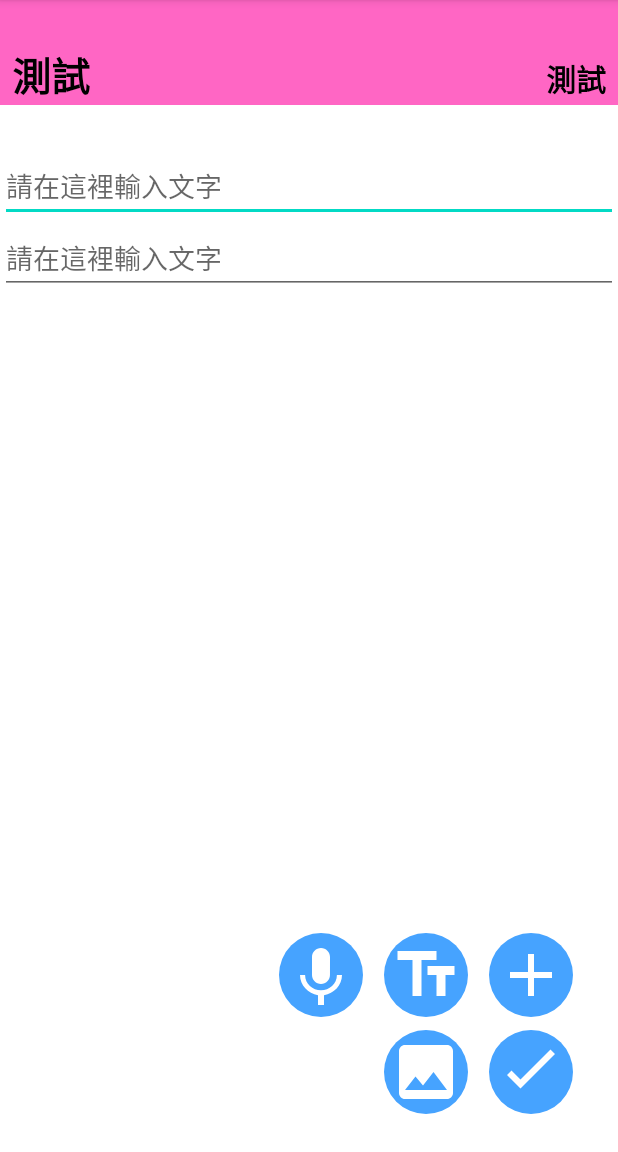
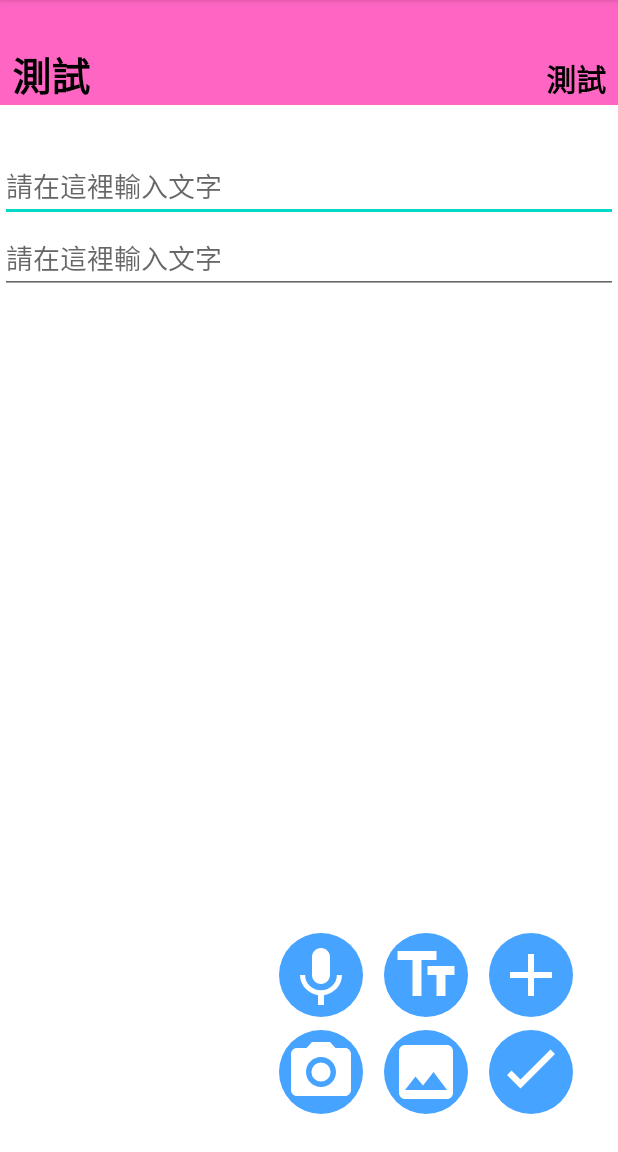
Before and after one commit to Jayyyu1w/Journey_Memory, an Android app: the JourneyActivity screen opened directly, with no data from a screen before it, after a tap on an icon or button, on a phone screen of 412 x 824 dp, the part 84-1236 px from its top. Run offline under Robolectric (Android 15) with nearby library versions, the phone set to English and light mode, and no system bars; our stand-ins replace Room's generated code; 4 statements that could not run were skipped; 2 other taps on this screen came first.

Commit message:
Add camera function.

```diff
--- a/app/build.gradle
+++ b/app/build.gradle
@@ -43,6 +43,7 @@ dependencies {
     implementation 'androidx.room:room-ktx:2.4.0'
     implementation "androidx.room:room-runtime:2.4.0"
     implementation 'com.google.firebase:firebase-crashlytics-buildtools:2.8.1'
+    implementation 'com.google.android.gms:play-services-maps:18.0.2'
     kapt "androidx.room:room-compiler:2.4.0"
     implementation "androidx.lifecycle:lifecycle-viewmodel-ktx:2.4.0"
     implementation 'androidx.lifecycle:lifecycle-runtime-ktx:2.4.0'
--- /dev/null
+++ b/app/src/main/res/drawable/camera_field.xml
@@ -0,0 +1,6 @@
+<vector android:height="48dp" android:tint="#FFFFFF"
+    android:viewportHeight="24" android:viewportWidth="24"
+    android:width="48dp" xmlns:android="http://schemas.android.com/apk/res/android">
+    <path android:fillColor="@android:color/white" android:pathData="M12,12m-3.2,0a3.2,3.2 0,1 1,6.4 0a3.2,3.2 0,1 1,-6.4 0"/>
+    <path android:fillColor="@android:color/white" android:pathData="M9,2L7.17,4L4,4c-1.1,0 -2,0.9 -2,2v12c0,1.1 0.9,2 2,2h16c1.1,0 2,-0.9 2,-2L22,6c0,-1.1 -0.9,-2 -2,-2h-3.17L15,2L9,2zM12,17c-2.76,0 -5,-2.24 -5,-5s2.24,-5 5,-5 5,2.24 5,5 -2.24,5 -5,5z"/>
+</vector>
--- a/app/src/main/res/layout/activity_journey.xml
+++ b/app/src/main/res/layout/activity_journey.xml
@@ -128,6 +128,20 @@
             android:src="@drawable/voice_field"
             android:visibility="gone" />
 
+        <ImageView
+            android:id="@+id/camera_add"
+            android:layout_width="wrap_content"
+            android:layout_height="wrap_content"
+            android:layout_alignParentRight="true"
+            android:layout_alignParentBottom="true"
+            android:layout_gravity="bottom|end"
+            android:layout_marginRight="170dp"
+            android:layout_marginBottom="25dp"
+            android:background="@drawable/circle_background"
+            android:padding="4dp"
+            android:src="@drawable/camera_field"
+            android:visibility="gone" />
+
     </RelativeLayout>
 
 </androidx.constraintlayout.widget.ConstraintLayout>
--- /dev/null
+++ b/app/src/main/res/xml/file_paths.xml
@@ -0,0 +1,4 @@
+<?xml version="1.0" encoding="utf-8"?>
+<paths xmlns:android="http://schemas.android.com/apk/res/android">
+    <external-files-path name="my_images" path="Pictures" />
+</paths>
```
Also changed, not shown: app/src/main/AndroidManifest.xml (+11 -0 lines), app/src/main/java/com/example/a00957141_hw3/JourneyActivity.kt (+78 -4 lines).
